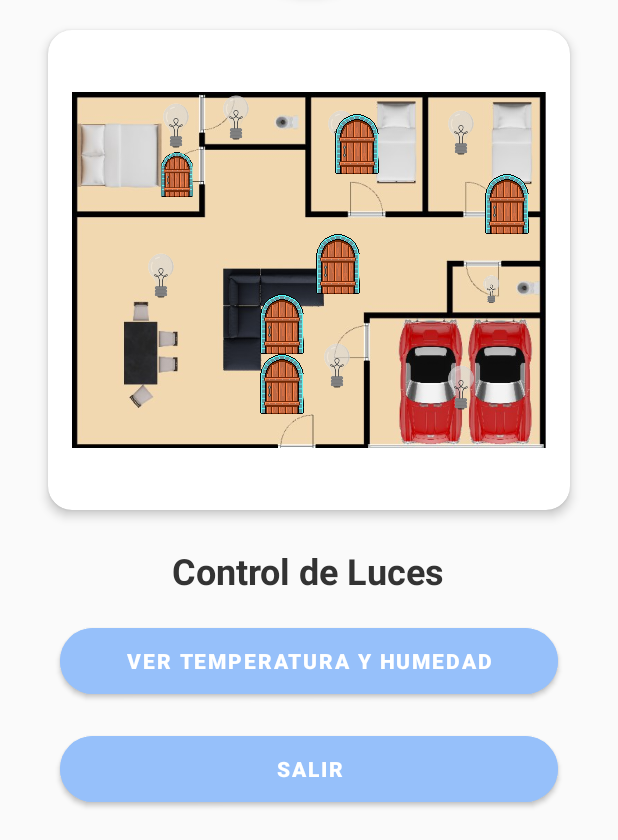
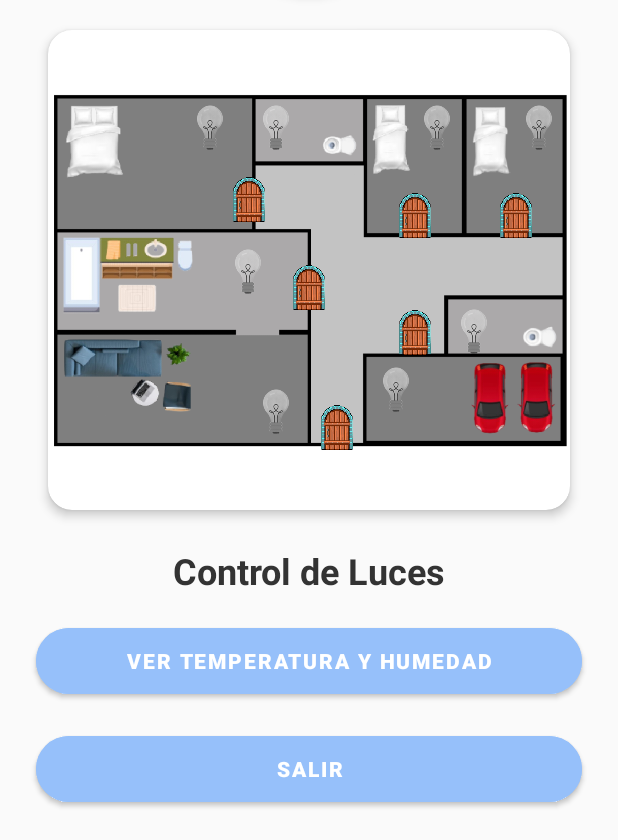
Before and after one commit to stevmzz/IntelliHome, an Android app built with Jetpack Compose: the MonitoreoActivity screen opened directly, with no data from a screen before it, on a phone screen of 412 x 824 dp, the part 396-1236 px from its top. Run offline under Robolectric (Android 15) with nearby library versions, the light colour scheme and no system bars; 2 statements that could not run were skipped.

Commit message:
[FIX] - Mapa digital de monitoreo mejorado

```diff
--- a/app/src/main/res/layout/activity_monitoreo.xml
+++ b/app/src/main/res/layout/activity_monitoreo.xml
@@ -1,40 +1,30 @@
 <?xml version="1.0" encoding="utf-8"?>
-<FrameLayout
+<androidx.constraintlayout.widget.ConstraintLayout
     xmlns:android="http://schemas.android.com/apk/res/android"
     xmlns:app="http://schemas.android.com/apk/res-auto"
     android:layout_width="match_parent"
     android:layout_height="match_parent"
     android:background="@color/background_surface">
 
-    <!-- Wave shape at the top -->
     <View
         android:id="@+id/waveShape"
-        android:layout_width="match_parent"
+        android:layout_width="0dp"
         android:layout_height="260dp"
-        android:background="@drawable/wave_background"/>
+        android:background="@drawable/wave_background"
+        app:layout_constraintTop_toTopOf="parent"
+        app:layout_constraintStart_toStartOf="parent"
+        app:layout_constraintEnd_toEndOf="parent"/>
 
-    <ScrollView
-        android:layout_width="match_parent"
-        android:layout_height="match_parent"
-        android:fillViewport="true"
-        android:scrollbars="none">
-
-        <LinearLayout
-            android:layout_width="match_parent"
-            android:layout_height="wrap_content"
-            android:orientation="vertical"
-            android:gravity="center_horizontal"
-            android:paddingBottom="32dp"
-            android:paddingHorizontal="16dp">
-
-            <!-- Logo -->
     <androidx.cardview.widget.CardView
         android:id="@+id/logoCard"
         android:layout_width="120dp"
         android:layout_height="120dp"
         android:layout_marginTop="140dp"
         app:cardCornerRadius="60dp"
-                app:cardElevation="4dp">
+        app:cardElevation="4dp"
+        app:layout_constraintTop_toTopOf="parent"
+        app:layout_constraintStart_toStartOf="parent"
+        app:layout_constraintEnd_toEndOf="parent">
 
         <ImageView
             android:id="@+id/imageLogo"
@@ -44,175 +34,237 @@
             android:src="@drawable/logo" />
     </androidx.cardview.widget.CardView>
 
-            <!-- Main content card -->
     <androidx.cardview.widget.CardView
+        android:id="@+id/mainCard"
+        android:layout_width="0dp"
+        android:layout_height="320dp"
+        android:layout_marginTop="24dp"
+        android:layout_marginHorizontal="32dp"
+        app:cardCornerRadius="16dp"
+        app:cardElevation="4dp"
+        app:layout_constraintTop_toBottomOf="@id/logoCard"
+        app:layout_constraintStart_toStartOf="parent"
+        app:layout_constraintEnd_toEndOf="parent">
+
+        <androidx.constraintlayout.widget.ConstraintLayout
             android:layout_width="match_parent"
-                android:layout_height="wrap_content"
-                android:layout_marginTop="24dp"
-                android:layout_marginHorizontal="16dp"
-                app:cardCornerRadius="16dp"
-                app:cardElevation="4dp">
-
-                <FrameLayout
-                    android:layout_width="match_parent"
-                    android:layout_height="320dp"
-                    android:padding="16dp">
+            android:layout_height="match_parent">
 
             <ImageView
                 android:id="@+id/largeImage"
-                        android:layout_width="match_parent"
-                        android:layout_height="match_parent"
+                android:layout_width="0dp"
+                android:layout_height="0dp"
                 android:scaleType="fitCenter"
-                        android:src="@drawable/casita" />
+                android:src="@drawable/casa1"
+                app:layout_constraintTop_toTopOf="parent"
+                app:layout_constraintBottom_toBottomOf="parent"
+                app:layout_constraintStart_toStartOf="parent"
+                app:layout_constraintEnd_toEndOf="parent"/>
 
-                    <!-- Luces -->
+            <!-- Lights -->
+
             <ImageButton
                 android:id="@+id/button1"
                 android:layout_width="40dp"
                 android:layout_height="40dp"
-                        android:layout_marginLeft="50dp"
-                        android:layout_marginTop="25dp"
                 android:background="@null"
                 android:scaleType="fitCenter"
-                        android:src="@drawable/bombo_off" />
+                android:src="@drawable/bombo_off"
+                app:layout_constraintBottom_toBottomOf="parent"
+                app:layout_constraintEnd_toEndOf="parent"
+                app:layout_constraintHorizontal_bias="0.37"
+                app:layout_constraintStart_toStartOf="parent"
+                app:layout_constraintTop_toTopOf="parent"
+                app:layout_constraintVertical_bias="0.496" />
 
             <ImageButton
                 android:id="@+id/button2"
                 android:layout_width="40dp"
                 android:layout_height="40dp"
-                        android:layout_marginLeft="240dp"
-                        android:layout_marginTop="200dp"
                 android:background="@null"
                 android:scaleType="fitCenter"
-                        android:src="@drawable/bombo_off" />
+                android:src="@drawable/bombo_off"
+                app:layout_constraintBottom_toBottomOf="parent"
+                app:layout_constraintEnd_toEndOf="parent"
+                app:layout_constraintHorizontal_bias="0.691"
+                app:layout_constraintStart_toStartOf="parent"
+                app:layout_constraintTop_toTopOf="parent"
+                app:layout_constraintVertical_bias="0.775" />
 
             <ImageButton
                 android:id="@+id/button3"
                 android:layout_width="40dp"
                 android:layout_height="40dp"
-                        android:layout_marginLeft="270dp"
-                        android:layout_marginTop="135dp"
                 android:background="@null"
                 android:scaleType="fitCenter"
                 android:src="@drawable/bombo_off"
-                        android:paddingRight="20dp"/>
+                app:layout_constraintBottom_toBottomOf="parent"
+                app:layout_constraintEnd_toEndOf="parent"
+                app:layout_constraintHorizontal_bias="0.86"
+                app:layout_constraintStart_toStartOf="parent"
+                app:layout_constraintTop_toTopOf="parent"
+                app:layout_constraintVertical_bias="0.639" />
 
             <ImageButton
                 android:id="@+id/button4"
                 android:layout_width="40dp"
                 android:layout_height="40dp"
-                        android:layout_marginLeft="160dp"
-                        android:layout_marginTop="30dp"
                 android:background="@null"
                 android:scaleType="fitCenter"
-                        android:src="@drawable/bombo_off" />
+                android:src="@drawable/bombo_off"
+                app:layout_constraintBottom_toBottomOf="parent"
+                app:layout_constraintEnd_toEndOf="parent"
+                app:layout_constraintHorizontal_bias="0.779"
+                app:layout_constraintStart_toStartOf="parent"
+                app:layout_constraintTop_toTopOf="parent"
+                app:layout_constraintVertical_bias="0.153" />
 
             <ImageButton
                 android:id="@+id/button5"
                 android:layout_width="40dp"
                 android:layout_height="40dp"
-                        android:layout_marginLeft="240dp"
-                        android:layout_marginTop="30dp"
                 android:background="@null"
                 android:scaleType="fitCenter"
-                        android:src="@drawable/bombo_off" />
+                android:src="@drawable/bombo_off"
+                app:layout_constraintBottom_toBottomOf="parent"
+                app:layout_constraintEnd_toEndOf="parent"
+                app:layout_constraintHorizontal_bias="1.0"
+                app:layout_constraintStart_toStartOf="parent"
+                app:layout_constraintTop_toTopOf="parent"
+                app:layout_constraintVertical_bias="0.153" />
 
             <ImageButton
                 android:id="@+id/button6"
                 android:layout_width="40dp"
                 android:layout_height="40dp"
-                        android:layout_marginLeft="90dp"
-                        android:layout_marginTop="20dp"
                 android:background="@null"
                 android:scaleType="fitCenter"
-                        android:src="@drawable/bombo_off" />
+                android:src="@drawable/bombo_off"
+                app:layout_constraintBottom_toBottomOf="parent"
+                app:layout_constraintEnd_toEndOf="parent"
+                app:layout_constraintHorizontal_bias="0.288"
+                app:layout_constraintStart_toStartOf="parent"
+                app:layout_constraintTop_toTopOf="parent"
+                app:layout_constraintVertical_bias="0.153" />
+
+            <!-- Doors -->
 
             <ImageButton
                 android:id="@+id/button7"
                 android:layout_width="40dp"
                 android:layout_height="40dp"
-                        android:layout_marginLeft="157dp"
-                        android:layout_marginTop="185dp"
                 android:background="@null"
                 android:scaleType="fitCenter"
-                        android:src="@drawable/bombo_off" />
+                android:src="@drawable/bombo_off"
+                app:layout_constraintBottom_toBottomOf="parent"
+                app:layout_constraintEnd_toEndOf="parent"
+                app:layout_constraintHorizontal_bias="0.431"
+                app:layout_constraintStart_toStartOf="parent"
+                app:layout_constraintTop_toTopOf="parent"
+                app:layout_constraintVertical_bias="0.828" />
 
             <ImageButton
                 android:id="@+id/button8"
                 android:layout_width="40dp"
                 android:layout_height="40dp"
-                        android:layout_marginLeft="40dp"
-                        android:layout_marginTop="125dp"
                 android:background="@null"
                 android:scaleType="fitCenter"
-                        android:src="@drawable/bombo_off" />
+                android:src="@drawable/bombo_off"
+                app:layout_constraintBottom_toBottomOf="parent"
+                app:layout_constraintEnd_toEndOf="parent"
+                app:layout_constraintHorizontal_bias="0.431"
+                app:layout_constraintStart_toStartOf="parent"
+                app:layout_constraintTop_toTopOf="parent"
+                app:layout_constraintVertical_bias="0.153" />
 
-                    <!-- Puertas -->
             <ImageButton
                 android:id="@+id/doorGarage"
                 android:layout_width="40dp"
-                        android:layout_height="40dp"
-                        android:layout_marginLeft="270dp"
-                        android:layout_marginTop="80dp"
+                android:layout_height="30dp"
                 android:background="@null"
                 android:scaleType="fitCenter"
-                        android:src="@drawable/door_closed" />
+                android:src="@drawable/door_closed"
+                app:layout_constraintBottom_toBottomOf="parent"
+                app:layout_constraintEnd_toEndOf="parent"
+                app:layout_constraintHorizontal_bias="0.561"
+                app:layout_constraintStart_toStartOf="parent"
+                app:layout_constraintTop_toTopOf="parent"
+                app:layout_constraintVertical_bias="0.862" />
 
             <ImageButton
                 android:id="@+id/doorMain"
                 android:layout_width="40dp"
-                        android:layout_height="40dp"
-                        android:layout_marginLeft="157dp"
-                        android:layout_marginTop="120dp"
+                android:layout_height="30dp"
                 android:background="@null"
                 android:scaleType="fitCenter"
-                        android:src="@drawable/door_closed" />
+                android:src="@drawable/door_closed"
+                app:layout_constraintBottom_toBottomOf="parent"
+                app:layout_constraintEnd_toEndOf="parent"
+                app:layout_constraintHorizontal_bias="0.73"
+                app:layout_constraintStart_toStartOf="parent"
+                app:layout_constraintTop_toTopOf="parent"
+                app:layout_constraintVertical_bias="0.644" />
 
             <ImageButton
                 android:id="@+id/doorKitchen"
                 android:layout_width="40dp"
                 android:layout_height="30dp"
-                        android:layout_marginLeft="50dp"
-                        android:layout_marginTop="65dp"
                 android:background="@null"
                 android:scaleType="fitCenter"
-                        android:src="@drawable/door_closed" />
+                android:src="@drawable/door_closed"
+                app:layout_constraintBottom_toBottomOf="parent"
+                app:layout_constraintEnd_toEndOf="parent"
+                app:layout_constraintStart_toStartOf="parent"
+                app:layout_constraintTop_toTopOf="parent"
+                app:layout_constraintVertical_bias="0.541" />
 
             <ImageButton
                 android:id="@+id/doorLiving"
                 android:layout_width="40dp"
-                        android:layout_height="40dp"
-                        android:layout_marginLeft="170dp"
-                        android:layout_marginTop="40dp"
+                android:layout_height="30dp"
                 android:background="@null"
                 android:scaleType="fitCenter"
-                        android:src="@drawable/door_closed" />
+                android:src="@drawable/door_closed"
+                app:layout_constraintBottom_toBottomOf="parent"
+                app:layout_constraintEnd_toEndOf="parent"
+                app:layout_constraintHorizontal_bias="0.37"
+                app:layout_constraintStart_toStartOf="parent"
+                app:layout_constraintTop_toTopOf="parent"
+                app:layout_constraintVertical_bias="0.337" />
 
             <ImageButton
                 android:id="@+id/doorBedroom1"
                 android:layout_width="40dp"
-                        android:layout_height="40dp"
-                        android:layout_marginLeft="120dp"
-                        android:layout_marginTop="200dp"
+                android:layout_height="30dp"
                 android:background="@null"
                 android:scaleType="fitCenter"
-                        android:src="@drawable/door_closed" />
+                android:src="@drawable/door_closed"
+                app:layout_constraintStart_toStartOf="parent"
+                app:layout_constraintEnd_toEndOf="parent"
+                app:layout_constraintTop_toTopOf="parent"
+                app:layout_constraintBottom_toBottomOf="parent"
+                app:layout_constraintHorizontal_bias="0.73"
+                app:layout_constraintVertical_bias="0.375"/>
 
             <ImageButton
                 android:id="@+id/doorBedroom2"
                 android:layout_width="40dp"
-                        android:layout_height="40dp"
-                        android:layout_marginLeft="120dp"
-                        android:layout_marginTop="160dp"
+                android:layout_height="30dp"
                 android:background="@null"
                 android:scaleType="fitCenter"
-                        android:src="@drawable/door_closed" />
+                android:src="@drawable/door_closed"
+                app:layout_constraintBottom_toBottomOf="parent"
+                app:layout_constraintEnd_toEndOf="parent"
+                app:layout_constraintHorizontal_bias="0.948"
+                app:layout_constraintStart_toStartOf="parent"
+                app:layout_constraintTop_toTopOf="parent"
+                app:layout_constraintVertical_bias="0.375" />
 
-                </FrameLayout>
+        </androidx.constraintlayout.widget.ConstraintLayout>
     </androidx.cardview.widget.CardView>
 
-            <!-- Title -->
     <TextView
+        android:id="@+id/titleText"
         android:layout_width="wrap_content"
         android:layout_height="wrap_content"
         android:text="Control de Luces"
@@ -220,33 +272,38 @@
         android:textSize="24sp"
         android:textStyle="bold"
         android:layout_marginTop="24dp"
-                android:layout_marginBottom="16dp" />
+        app:layout_constraintTop_toBottomOf="@id/mainCard"
+        app:layout_constraintStart_toStartOf="parent"
+        app:layout_constraintEnd_toEndOf="parent"/>
 
     <com.google.android.material.button.MaterialButton
         android:id="@+id/humedad"
-                android:layout_width="match_parent"
+        android:layout_width="0dp"
         android:layout_height="56dp"
         android:layout_marginHorizontal="24dp"
-                android:layout_marginBottom="16dp"
+        android:layout_marginTop="16dp"
         android:text="Ver Temperatura y Humedad"
         android:textStyle="bold"
         app:cornerRadius="28dp"
         style="@style/Widget.MaterialComponents.Button"
-                android:backgroundTint="@color/primary_blue"/>
+        android:backgroundTint="@color/primary_blue"
+        app:layout_constraintTop_toBottomOf="@id/titleText"
+        app:layout_constraintStart_toStartOf="parent"
+        app:layout_constraintEnd_toEndOf="parent"/>
 
-            <!-- Exit button -->
     <com.google.android.material.button.MaterialButton
         android:id="@+id/exitButton"
-                android:layout_width="match_parent"
+        android:layout_width="0dp"
         android:layout_height="56dp"
         android:layout_marginHorizontal="24dp"
-                android:layout_marginBottom="16dp"
+        android:layout_marginTop="16dp"
         android:text="Salir"
         android:textStyle="bold"
         app:cornerRadius="28dp"
         style="@style/Widget.MaterialComponents.Button"
-                android:backgroundTint="@color/primary_blue"/>
+        android:backgroundTint="@color/primary_blue"
+        app:layout_constraintTop_toBottomOf="@id/humedad"
+        app:layout_constraintStart_toStartOf="parent"
+        app:layout_constraintEnd_toEndOf="parent"/>
 
-        </LinearLayout>
-    </ScrollView>
-</FrameLayout>
+</androidx.constraintlayout.widget.ConstraintLayout>
```
Also changed, not shown: app/src/main/res/drawable/casa1.png (added). Lines whose indentation alone changed are shown as unchanged.
